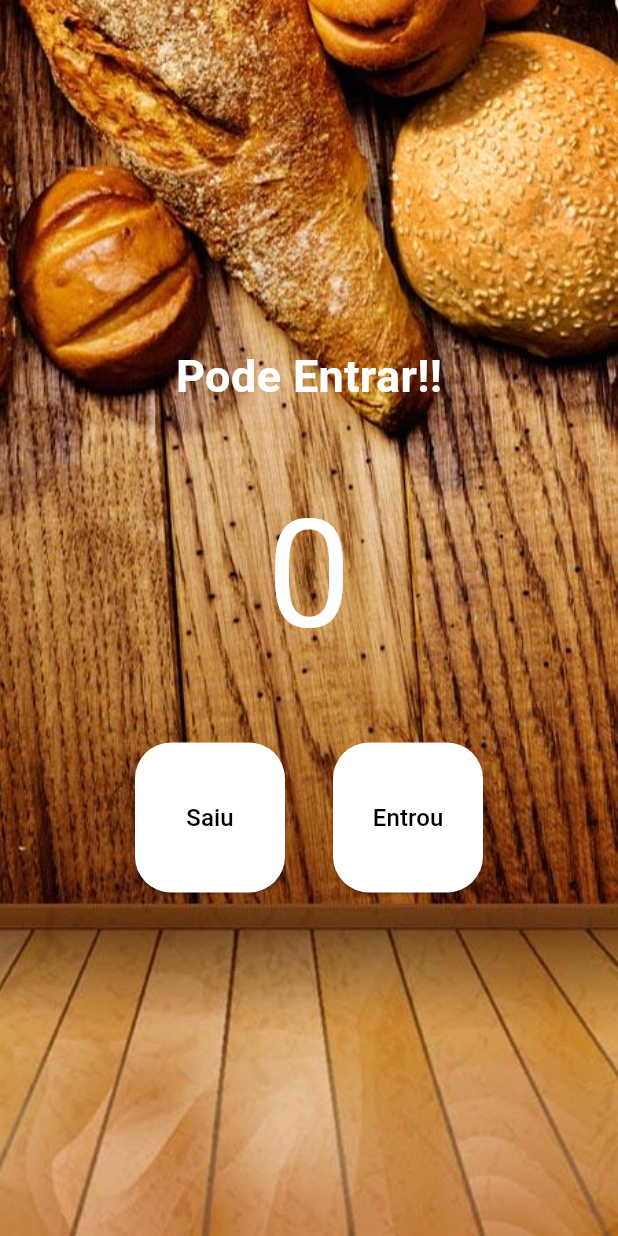
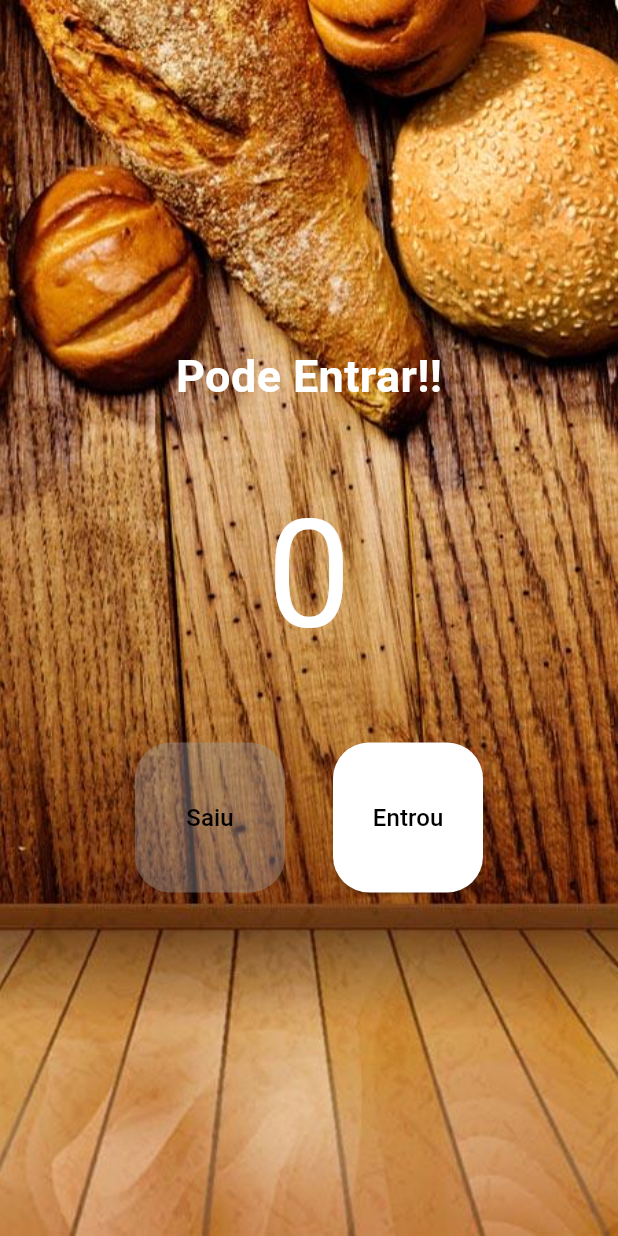
Before and after one commit to EduardoMatheus96/Contador_de_pessoas, a Flutter app: the screen it shows after launch, on a phone screen of 412 x 824 dp. Run offline on Flutter 3.47's test engine with Material 2 defaults, Android fonts, the phone set to English and light mode, and no system bars.

Commit message:
feat: Finishing

```diff
--- a/app_contador_pessoas/lib/src/appwidget.dart
+++ b/app_contador_pessoas/lib/src/appwidget.dart
@@ -11,6 +11,9 @@ class AppWidget extends StatelessWidget {
       theme: ThemeData(
         colorScheme: ColorScheme.fromSeed(seedColor: Colors.deepPurple),
         useMaterial3: true,
+        elevatedButtonTheme: ElevatedButtonThemeData(
+            style: TextButton.styleFrom(
+                backgroundColor: Colors.grey.withOpacity(0.4))),
       ),
       debugShowCheckedModeBanner: false,
       home: const HomePage(),
--- a/app_contador_pessoas/lib/src/pages/home/home_page.dart
+++ b/app_contador_pessoas/lib/src/pages/home/home_page.dart
@@ -13,15 +13,18 @@ class _HomePageState extends State<HomePage> {
 
   void decrement() {
     setState(() {
-      count < 1 ? null : count--;
+      count--;
     });
   }
 
   void increment() {
     setState(() {
-      count++;
+      isFull ? null : count++;
     });
   }
+
+  bool get isEmpty => count == 0;
+  bool get isFull => count == 20;
 
   @override
   Widget build(BuildContext context) {
@@ -39,14 +42,14 @@ class _HomePageState extends State<HomePage> {
           crossAxisAlignment: CrossAxisAlignment.center,
           children: [
             Text(
-              'Pode Entrar!!',
+              isFull ? 'Lotado' : 'Pode Entrar!!',
               style: text01(),
             ),
             Padding(
               padding: const EdgeInsets.all(40.0),
               child: Text(
                 '$count',
-                style: text02(),
+                style: text02(isFull),
               ),
             ),
             Row(
@@ -54,8 +57,8 @@ class _HomePageState extends State<HomePage> {
               mainAxisAlignment: MainAxisAlignment.center,
               children: [
                 ElevatedButton(
-                  style: buttonStyle(),
-                  onPressed: decrement,
+                  style: buttonStyleExit(isEmpty: isEmpty),
+                  onPressed: isEmpty ? null : decrement,
                   child: Text(
                     'Saiu',
                     style: textButtonStyle(),
@@ -65,8 +68,8 @@ class _HomePageState extends State<HomePage> {
                   width: 32,
                 ),
                 ElevatedButton(
-                  style: buttonStyle(),
-                  onPressed: increment,
+                  style: buttonStyleEnter(isFull: isFull),
+                  onPressed: isFull ? null : increment,
                   child: Text(
                     'Entrou',
                     style: textButtonStyle(),
--- a/app_contador_pessoas/lib/src/pages/home/styles/styles.dart
+++ b/app_contador_pessoas/lib/src/pages/home/styles/styles.dart
@@ -8,16 +8,27 @@ TextStyle text01() {
   );
 }
 
-TextStyle text02() {
-  return const TextStyle(
+TextStyle text02(bool isFull) {
+  return TextStyle(
     fontSize: 100,
-    color: Colors.white,
+    color: isFull ? Colors.red : Colors.white,
   );
 }
 
-ButtonStyle buttonStyle() {
+ButtonStyle buttonStyleExit({bool? isEmpty}) {
   return ElevatedButton.styleFrom(
-    backgroundColor: Colors.white,
+    backgroundColor: isEmpty! ? Colors.white.withOpacity(0.2) : Colors.white,
+    fixedSize: const Size(100, 100),
+    foregroundColor: Colors.black,
+    shape: RoundedRectangleBorder(
+      borderRadius: BorderRadius.circular(24),
+    ),
+  );
+}
+
+ButtonStyle buttonStyleEnter({bool? isFull}) {
+  return ElevatedButton.styleFrom(
+    backgroundColor: isFull! ? Colors.white.withOpacity(0.2) : Colors.white,
     fixedSize: const Size(100, 100),
     foregroundColor: Colors.black,
     shape: RoundedRectangleBorder(
```
